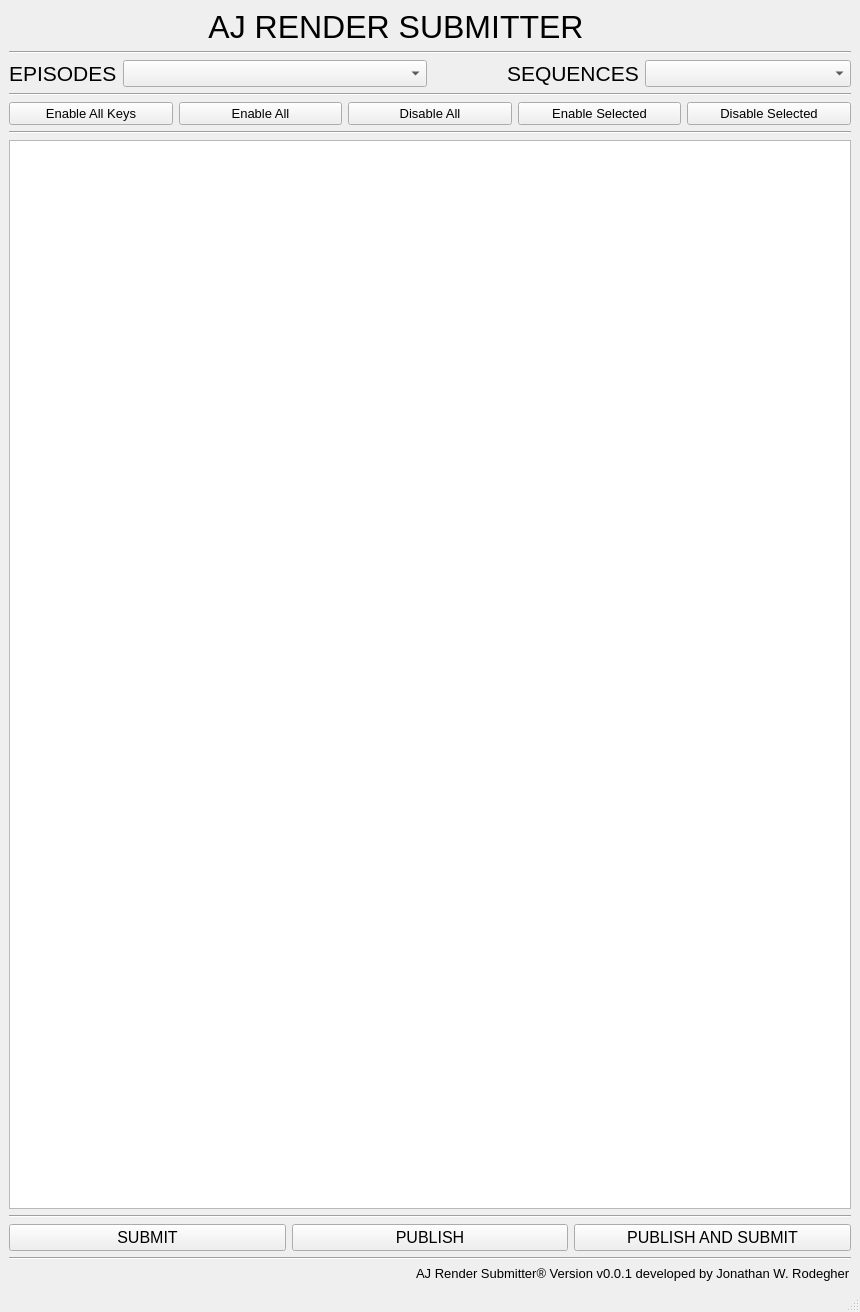
This is rendersubmit_ui.ui in JonnhyRDG/rendersubmit as Qt 5 draws it before an edit. The edited form follows.
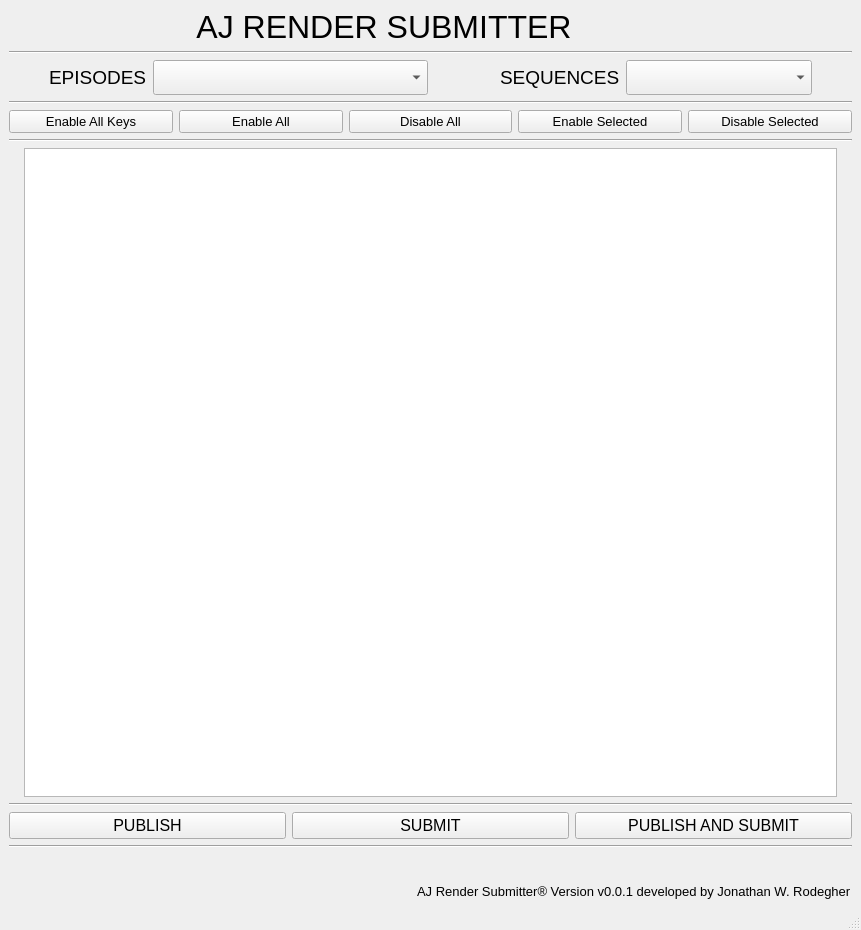
This is the edited form. Icons and pictures are not drawn.

Commit message: adding selection options

```diff
--- a/rendersubmit_ui.ui
+++ b/rendersubmit_ui.ui
@@ -6,8 +6,8 @@
    <rect>
     <x>0</x>
     <y>0</y>
-    <width>860</width>
-    <height>1312</height>
+    <width>861</width>
+    <height>930</height>
    </rect>
   </property>
   <property name="windowTitle">
@@ -16,7 +16,7 @@
   <widget class="QWidget" name="centralwidget">
    <layout class="QVBoxLayout" name="verticalLayout">
     <item>
-     <layout class="QHBoxLayout" name="header_layout" stretch="0,0,1,0,0,0">
+     <layout class="QHBoxLayout" name="header_layout" stretch="0,0,1,0,0,0,0">
       <item>
        <widget class="QLabel" name="label_4">
         <property name="sizePolicy">
@@ -84,6 +84,22 @@
         </property>
        </widget>
       </item>
+      <item>
+       <spacer name="horizontalSpacer_7">
+        <property name="orientation">
+         <enum>Qt::Horizontal</enum>
+        </property>
+        <property name="sizeType">
+         <enum>QSizePolicy::Fixed</enum>
+        </property>
+        <property name="sizeHint" stdset="0">
+         <size>
+          <width>25</width>
+          <height>10</height>
+         </size>
+        </property>
+       </spacer>
+      </item>
       <item>
        <spacer name="horizontalSpacer_4">
         <property name="orientation">
@@ -135,7 +151,20 @@
     <item>
      <layout class="QHBoxLayout" name="top_epseq_layout" stretch="1,1">
       <item>
-       <layout class="QHBoxLayout" name="episode_layout" stretch="0,0">
+       <layout class="QHBoxLayout" name="episode_layout" stretch="0,0,0">
+        <item>
+         <spacer name="horizontalSpacer_8">
+          <property name="orientation">
+           <enum>Qt::Horizontal</enum>
+          </property>
+          <property name="sizeHint" stdset="0">
+           <size>
+            <width>40</width>
+            <height>20</height>
+           </size>
+          </property>
+         </spacer>
+        </item>
         <item>
          <widget class="QLabel" name="episode_label">
           <property name="sizePolicy">
@@ -146,7 +175,7 @@
           </property>
           <property name="font">
            <font>
-            <pointsize>16</pointsize>
+            <pointsize>14</pointsize>
             <weight>50</weight>
             <bold>false</bold>
            </font>
@@ -159,14 +188,20 @@
         <item>
          <widget class="QComboBox" name="episode_comboBox">
           <property name="sizePolicy">
-           <sizepolicy hsizetype="Preferred" vsizetype="Fixed">
+           <sizepolicy hsizetype="Preferred" vsizetype="Minimum">
             <horstretch>1</horstretch>
             <verstretch>0</verstretch>
            </sizepolicy>
           </property>
+          <property name="minimumSize">
+           <size>
+            <width>0</width>
+            <height>35</height>
+           </size>
+          </property>
           <property name="font">
            <font>
-            <pointsize>12</pointsize>
+            <pointsize>11</pointsize>
            </font>
           </property>
          </widget>
@@ -174,12 +209,12 @@
        </layout>
       </item>
       <item>
-       <layout class="QHBoxLayout" name="sequence_layout" stretch="0,0">
+       <layout class="QHBoxLayout" name="sequence_layout" stretch="0,0,0">
         <item alignment="Qt::AlignRight">
          <widget class="QLabel" name="sequence_label">
           <property name="font">
            <font>
-            <pointsize>16</pointsize>
+            <pointsize>14</pointsize>
             <weight>50</weight>
             <bold>false</bold>
            </font>
@@ -191,13 +226,41 @@
         </item>
         <item>
          <widget class="QComboBox" name="sequence_comboBox">
+          <property name="sizePolicy">
+           <sizepolicy hsizetype="Preferred" vsizetype="Minimum">
+            <horstretch>0</horstretch>
+            <verstretch>0</verstretch>
+           </sizepolicy>
+          </property>
+          <property name="minimumSize">
+           <size>
+            <width>0</width>
+            <height>35</height>
+           </size>
+          </property>
           <property name="font">
            <font>
-            <pointsize>12</pointsize>
+            <pointsize>11</pointsize>
            </font>
           </property>
          </widget>
         </item>
+        <item>
+         <spacer name="horizontalSpacer_9">
+          <property name="orientation">
+           <enum>Qt::Horizontal</enum>
+          </property>
+          <property name="sizeType">
+           <enum>QSizePolicy::Fixed</enum>
+          </property>
+          <property name="sizeHint" stdset="0">
+           <size>
+            <width>40</width>
+            <height>20</height>
+           </size>
+          </property>
+         </spacer>
+        </item>
        </layout>
       </item>
      </layout>
@@ -282,7 +345,40 @@
      </widget>
     </item>
     <item>
+     <layout class="QHBoxLayout" name="shotTree_layout" stretch="0,1,0">
+      <property name="spacing">
+       <number>1</number>
+      </property>
+      <property name="sizeConstraint">
+       <enum>QLayout::SetDefaultConstraint</enum>
+      </property>
+      <item>
+       <spacer name="horizontalSpacer_5">
+        <property name="orientation">
+         <enum>Qt::Horizontal</enum>
+        </property>
+        <property name="sizeHint" stdset="0">
+         <size>
+          <width>15</width>
+          <height>20</height>
+         </size>
+        </property>
+       </spacer>
+      </item>
+      <item>
      <widget class="QTreeWidget" name="shotTree">
+        <property name="sizePolicy">
+         <sizepolicy hsizetype="Expanding" vsizetype="Expanding">
+          <horstretch>0</horstretch>
+          <verstretch>0</verstretch>
+         </sizepolicy>
+        </property>
+        <property name="maximumSize">
+         <size>
+          <width>16777215</width>
+          <height>16777215</height>
+         </size>
+        </property>
       <property name="font">
        <font>
         <pointsize>12</pointsize>
@@ -321,6 +417,21 @@
      </widget>
     </item>
     <item>
+       <spacer name="horizontalSpacer_6">
+        <property name="orientation">
+         <enum>Qt::Horizontal</enum>
+        </property>
+        <property name="sizeHint" stdset="0">
+         <size>
+          <width>15</width>
+          <height>20</height>
+         </size>
+        </property>
+       </spacer>
+      </item>
+     </layout>
+    </item>
+    <item>
      <widget class="Line" name="line_3">
       <property name="orientation">
        <enum>Qt::Horizontal</enum>
@@ -329,20 +440,6 @@
     </item>
     <item>
      <layout class="QHBoxLayout" name="output_layout">
-      <item>
-       <widget class="QPushButton" name="submit_push">
-        <property name="font">
-         <font>
-          <pointsize>12</pointsize>
-          <weight>50</weight>
-          <bold>false</bold>
-         </font>
-        </property>
-        <property name="text">
-         <string>SUBMIT</string>
-        </property>
-       </widget>
-      </item>
       <item>
        <widget class="QPushButton" name="publish_push">
         <property name="font">
@@ -357,6 +454,20 @@
         </property>
        </widget>
       </item>
+      <item>
+       <widget class="QPushButton" name="submit_push">
+        <property name="font">
+         <font>
+          <pointsize>12</pointsize>
+          <weight>50</weight>
+          <bold>false</bold>
+         </font>
+        </property>
+        <property name="text">
+         <string>SUBMIT</string>
+        </property>
+       </widget>
+      </item>
       <item>
        <widget class="QPushButton" name="publishsubmit_push">
         <property name="font">
@@ -381,8 +492,24 @@
      </widget>
     </item>
     <item>
-     <layout class="QHBoxLayout" name="horizontalLayout">
-      <item alignment="Qt::AlignRight|Qt::AlignVCenter">
+     <layout class="QVBoxLayout" name="verticalLayout_2" stretch="0,0">
+      <item>
+       <spacer name="verticalSpacer">
+        <property name="orientation">
+         <enum>Qt::Vertical</enum>
+        </property>
+        <property name="sizeType">
+         <enum>QSizePolicy::Fixed</enum>
+        </property>
+        <property name="sizeHint" stdset="0">
+         <size>
+          <width>20</width>
+          <height>30</height>
+         </size>
+        </property>
+       </spacer>
+      </item>
+      <item alignment="Qt::AlignRight">
        <widget class="QLabel" name="label_5">
         <property name="font">
          <font>
```
Left out of the diff: 2 changed lines with no effect on the pictures. Lines whose indentation alone changed are shown as unchanged. The commit also changes 2 other files.
